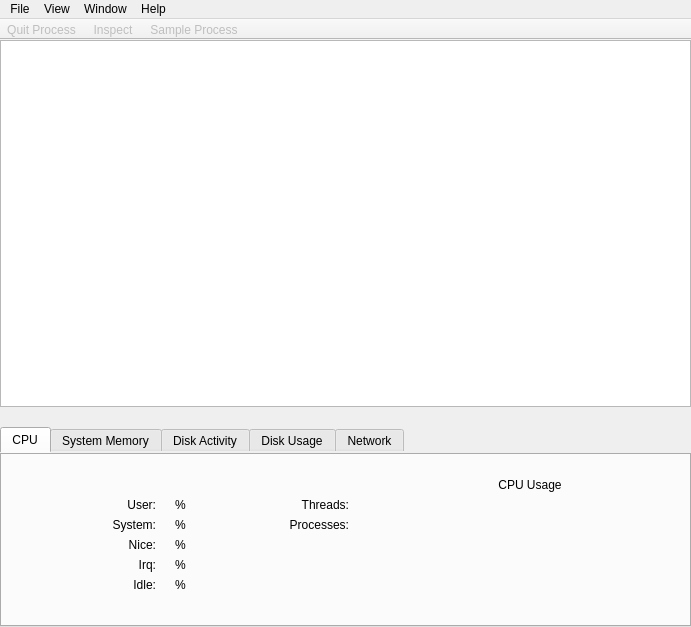
helloSystem/Utilities, file Under Construction/Activity Monitor.app/Resources/main_window.ui: the form before one commit.
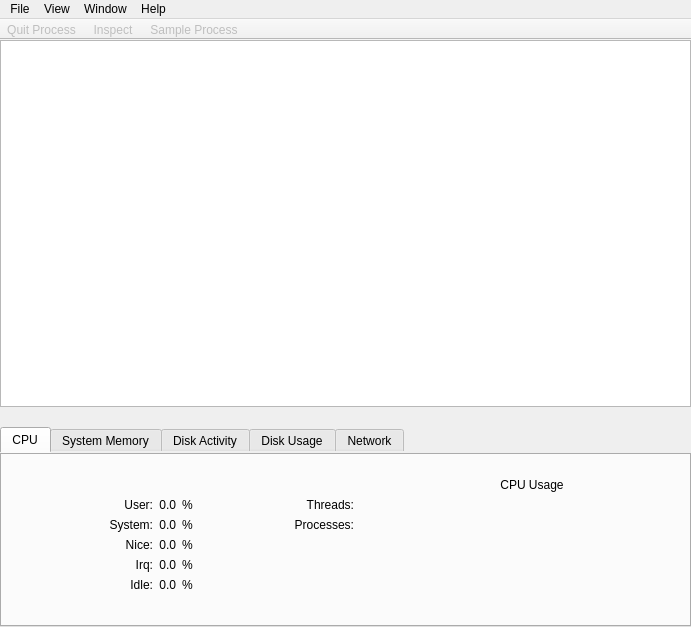
The form after the commit. Icons and pictures are not drawn. Custom widgets are drawn as their Qt base class.

Commit message: Not totally there but on road

```diff
--- a/Under Construction/Activity Monitor.app/Resources/main_window.ui
+++ b/Under Construction/Activity Monitor.app/Resources/main_window.ui
@@ -235,7 +235,7 @@
                <string notr="true"/>
               </property>
               <property name="text">
-               <string/>
+               <string>0.0</string>
               </property>
               <property name="alignment">
                <set>Qt::AlignRight|Qt::AlignTrailing|Qt::AlignVCenter</set>
@@ -288,7 +288,7 @@
                <string/>
               </property>
               <property name="text">
-               <string/>
+               <string>0.0</string>
               </property>
               <property name="alignment">
                <set>Qt::AlignRight|Qt::AlignTrailing|Qt::AlignVCenter</set>
@@ -308,7 +308,7 @@
                <string/>
               </property>
               <property name="text">
-               <string/>
+               <string>0.0</string>
               </property>
               <property name="alignment">
                <set>Qt::AlignRight|Qt::AlignTrailing|Qt::AlignVCenter</set>
@@ -334,7 +334,7 @@
                <string/>
               </property>
               <property name="text">
-               <string/>
+               <string>0.0</string>
               </property>
               <property name="alignment">
                <set>Qt::AlignRight|Qt::AlignTrailing|Qt::AlignVCenter</set>
@@ -393,7 +393,7 @@
                <string notr="true">QToolTip { color: #ffffff; border: 0px; }</string>
               </property>
               <property name="text">
-               <string/>
+               <string>0.0</string>
               </property>
               <property name="alignment">
                <set>Qt::AlignRight|Qt::AlignTrailing|Qt::AlignVCenter</set>
```
The commit also changes 2 other files.
